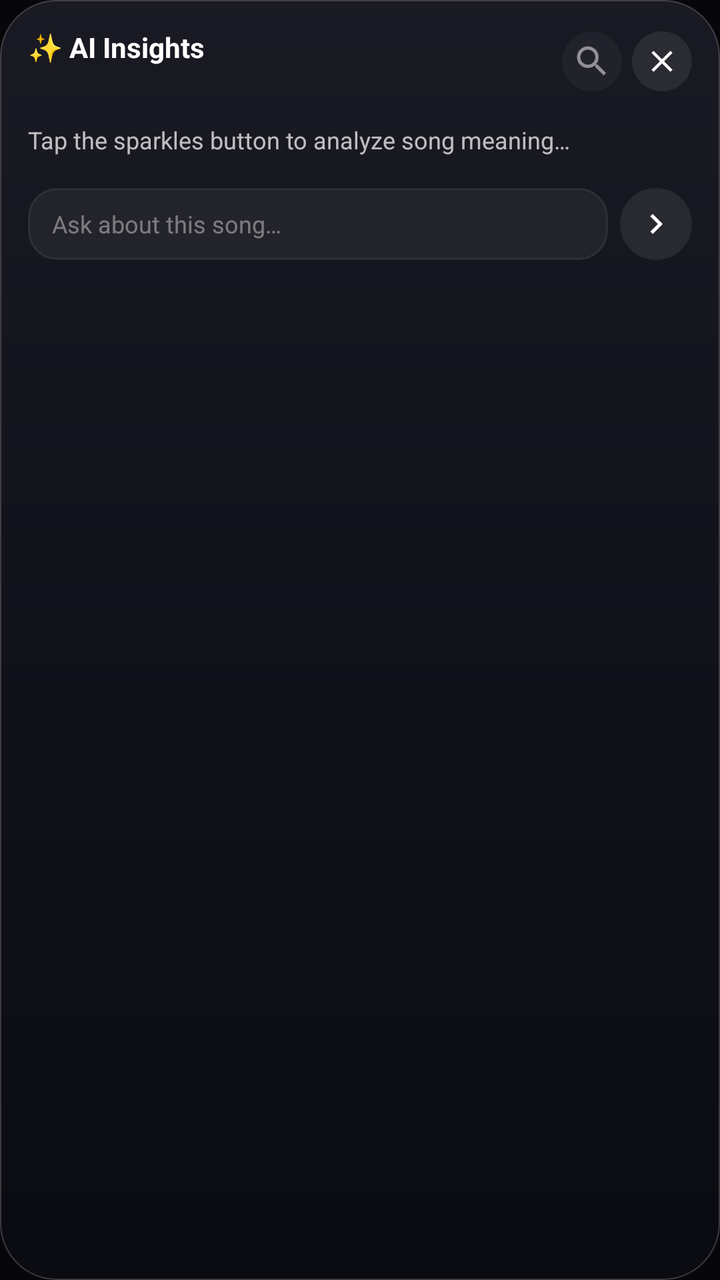
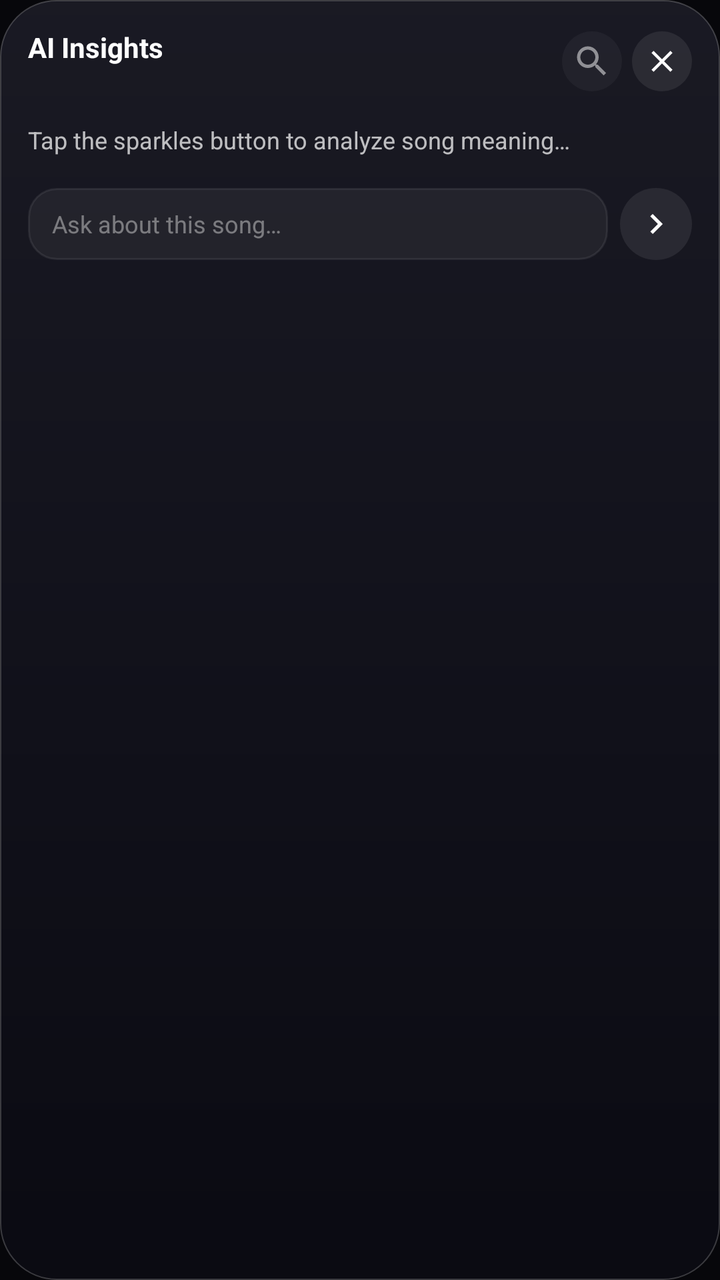

Screens rendered from an Android XML layout before and after an edit, with the pre-edit source and the edit as a unified diff.
<!-- AndroidManifest.xml: application theme Theme.LyricSync -->
<!-- res/layout/overlay_ai_sheet.xml -->
<?xml version="1.0" encoding="utf-8"?>
<LinearLayout xmlns:android="http://schemas.android.com/apk/res/android"
    xmlns:app="http://schemas.android.com/apk/res-auto"
    android:id="@+id/ai_sheet_root"
    android:layout_width="match_parent"
    android:layout_height="wrap_content"
    android:orientation="vertical"
    android:background="@drawable/overlay_bg_rounded"
    android:padding="14dp"
    android:layout_marginTop="6dp">

    
    <LinearLayout
        android:layout_width="match_parent"
        android:layout_height="wrap_content"
        android:orientation="horizontal"
        android:gravity="center_vertical"
        android:layout_marginBottom="8dp">

        <LinearLayout
            android:layout_width="0dp"
            android:layout_height="wrap_content"
            android:layout_weight="1"
            android:orientation="vertical">

            <TextView
                android:id="@+id/ai_sheet_title"
                android:layout_width="match_parent"
                android:layout_height="wrap_content"
                android:textColor="@color/text_primary"
                android:textSize="14sp"
                android:textStyle="bold"
                android:maxLines="1"
                android:ellipsize="end"
                android:text="✨ AI Insights" />

            <TextView
                android:id="@+id/ai_sheet_artist"
                android:layout_width="match_parent"
                android:layout_height="wrap_content"
                android:textColor="@color/text_secondary"
                android:textSize="11sp"
                android:maxLines="1"
                android:ellipsize="end" />
        </LinearLayout>

        <ImageView
            android:id="@+id/ai_web_search_chip"
            android:layout_width="30dp"
            android:layout_height="30dp"
            android:padding="5dp"
            android:background="@drawable/bg_icon_button"
            android:src="@drawable/ic_search"
            android:contentDescription="Toggle Web Search"
            android:alpha="0.5" />

        <ImageView
            android:id="@+id/ai_close_button"
            android:layout_width="30dp"
            android:layout_height="30dp"
            android:padding="6dp"
            android:layout_marginStart="5dp"
            android:background="@drawable/bg_icon_button"
            android:src="@drawable/ic_close"
            android:contentDescription="Close AI" />
    </LinearLayout>

    
    <TextView
        android:id="@+id/ai_mood_badge"
        android:layout_width="wrap_content"
        android:layout_height="wrap_content"
        android:paddingStart="12dp"
        android:paddingEnd="12dp"
        android:paddingTop="4dp"
        android:paddingBottom="4dp"
        android:textColor="#E0E0E0"
        android:textSize="11sp"
        android:textStyle="bold"
        android:background="@drawable/bg_pill_ok"
        android:visibility="gone" />

    
    <ScrollView
        android:layout_width="match_parent"
        android:layout_height="wrap_content"
        android:maxHeight="150dp"
        android:layout_marginTop="6dp"
        android:scrollbars="vertical"
        android:fadeScrollbars="true">

        <TextView
            android:id="@+id/ai_summary_text"
            android:layout_width="match_parent"
            android:layout_height="wrap_content"
            android:textColor="@color/text_secondary"
            android:textSize="12sp"
            android:lineSpacingExtra="3dp"
            android:text="Tap the sparkles button to analyze song meaning…" />
    </ScrollView>

    
    <HorizontalScrollView
        android:layout_width="match_parent"
        android:layout_height="wrap_content"
        android:scrollbars="none"
        android:overScrollMode="never"
        android:layout_marginTop="8dp">

        <LinearLayout
            android:id="@+id/ai_quick_chips_container"
            android:layout_width="wrap_content"
            android:layout_height="wrap_content"
            android:orientation="horizontal" />
    </HorizontalScrollView>

    
    <ScrollView
        android:id="@+id/ai_chat_scroll"
        android:layout_width="match_parent"
        android:layout_height="wrap_content"
        android:maxHeight="200dp"
        android:layout_marginTop="8dp"
        android:scrollbars="vertical"
        android:fadeScrollbars="true"
        android:visibility="gone">

        <LinearLayout
            android:id="@+id/ai_chat_messages"
            android:layout_width="match_parent"
            android:layout_height="wrap_content"
            android:orientation="vertical" />
    </ScrollView>

    
    <LinearLayout
        android:layout_width="match_parent"
        android:layout_height="wrap_content"
        android:orientation="horizontal"
        android:gravity="center_vertical"
        android:layout_marginTop="8dp">

        <EditText
            android:id="@+id/ai_chat_input"
            android:layout_width="0dp"
            android:layout_height="36dp"
            android:layout_weight="1"
            android:hint="Ask about this song…"
            android:textColorHint="@color/text_dim"
            android:textColor="@color/text_primary"
            android:textSize="12sp"
            android:paddingStart="12dp"
            android:paddingEnd="8dp"
            android:background="@drawable/bg_tip_box"
            android:inputType="text"
            android:imeOptions="actionSend"
            android:maxLines="1"
            android:singleLine="true" />

        <ImageView
            android:id="@+id/ai_chat_send"
            android:layout_width="36dp"
            android:layout_height="36dp"
            android:padding="8dp"
            android:layout_marginStart="6dp"
            android:background="@drawable/bg_icon_button"
            android:src="@drawable/ic_chevron_right"
            android:contentDescription="Send" />
    </LinearLayout>

    
    <TextView
        android:id="@+id/ai_quota_badge"
        android:layout_width="wrap_content"
        android:layout_height="wrap_content"
        android:layout_gravity="end"
        android:textColor="@color/text_dim"
        android:textSize="9sp"
        android:layout_marginTop="4dp"
        android:visibility="gone" />

</LinearLayout>
<!-- resources referenced by this layout -->
<resources>
  <color name="text_dim">#66FFFFFF</color>
  <color name="text_primary">#FFFFFFFF</color>
  <color name="text_secondary">#B8FFFFFF</color>
  <!-- drawable bg_icon_button (drawable) -->
  <?xml version="1.0" encoding="utf-8"?>
  <ripple xmlns:android="http://schemas.android.com/apk/res/android"
      android:color="#33FFFFFF">
      <item android:id="@android:id/mask">
          <shape android:shape="oval">
              <solid android:color="@color/white" />
          </shape>
      </item>
      <item>
          <shape android:shape="oval">
              <solid android:color="#14FFFFFF" />
          </shape>
      </item>
  </ripple>
  <!-- drawable bg_pill_ok (drawable) -->
  <?xml version="1.0" encoding="utf-8"?>
  <shape xmlns:android="http://schemas.android.com/apk/res/android"
      android:shape="rectangle">
      <corners android:radius="@dimen/pill_radius" />
      <solid android:color="@color/state_ok_soft" />
      <stroke android:width="1dp" android:color="#381ED760" />
  </shape>
  <!-- drawable bg_tip_box (drawable) -->
  <?xml version="1.0" encoding="utf-8"?>
  <shape xmlns:android="http://schemas.android.com/apk/res/android"
      android:shape="rectangle">
      <solid android:color="#0DFFFFFF" />
      <stroke
          android:width="1dp"
          android:color="@color/card_stroke" />
      <corners android:radius="14dp" />
  </shape>
  <!-- drawable ic_chevron_right (drawable) -->
  <?xml version="1.0" encoding="utf-8"?>
  <vector xmlns:android="http://schemas.android.com/apk/res/android"
      android:width="24dp"
      android:height="24dp"
      android:viewportWidth="24"
      android:viewportHeight="24">
      <path
          android:fillColor="#FFFFFF"
          android:pathData="M10,6L8.59,7.41 13.17,12l-4.58,4.59L10,18l6,-6z" />
  </vector>
  <!-- drawable ic_close (drawable) -->
  <?xml version="1.0" encoding="utf-8"?>
  <vector xmlns:android="http://schemas.android.com/apk/res/android"
      android:width="24dp"
      android:height="24dp"
      android:viewportWidth="24"
      android:viewportHeight="24">
      <path
          android:fillColor="#FFFFFF"
          android:pathData="M19,6.41L17.59,5 12,10.59 6.41,5 5,6.41 10.59,12 5,17.59 6.41,19 12,13.41 17.59,19 19,17.59 13.41,12z" />
  </vector>
  <!-- drawable ic_search (drawable) -->
  <?xml version="1.0" encoding="utf-8"?>
  <vector xmlns:android="http://schemas.android.com/apk/res/android"
      android:width="24dp"
      android:height="24dp"
      android:viewportWidth="24"
      android:viewportHeight="24">
      <path
          android:fillColor="#FFFFFF"
          android:pathData="M15.5,14h-0.79l-0.28,-0.27C15.41,12.59 16,11.11 16,9.5 16,5.91 13.09,3 9.5,3S3,5.91 3,9.5 5.91,16 9.5,16c1.61,0 3.09,-0.59 4.23,-1.57l0.27,0.28v0.79l5,4.99L20.49,19l-4.99,-5zM9.5,14C7.01,14 5,11.99 5,9.5S7.01,5 9.5,5 14,7.01 14,9.5 11.99,14 9.5,14z" />
  </vector>
  <!-- drawable overlay_bg_rounded (drawable) -->
  <?xml version="1.0" encoding="utf-8"?>
  <shape xmlns:android="http://schemas.android.com/apk/res/android"
      android:shape="rectangle">
      <gradient
          android:startColor="#F21A1A24"
          android:centerColor="#EE12121C"
          android:endColor="#F20A0A12"
          android:angle="270" />
      <corners android:radius="28dp" />
      <stroke android:width="0.75dp" android:color="#33FFFFFF" />
  </shape>
  <color name="white">#FFFFFFFF</color>
  <dimen name="pill_radius">100dp</dimen>
  <color name="state_ok_soft">#241ED760</color>
  <color name="card_stroke">#14FFFFFF</color>
  <color name="accent">#FF1ED760</color>
  <color name="accent_dark">#FF17B34E</color>
  <color name="black">#FF000000</color>
  <color name="background_primary">#FF07070B</color>
  <!-- unchanged entries left out for length: 1 -->
</resources>

<!-- the commit's change to res/layout/overlay_ai_sheet.xml (unified diff, before → after) -->
@@ -32,7 +32,7 @@
                 android:textStyle="bold"
                 android:maxLines="1"
                 android:ellipsize="end"
-                android:text="✨ AI Insights" />
+                android:text="@string/ai_insights_title" />
 
             <TextView
                 android:id="@+id/ai_sheet_artist"
<!-- resource entries referenced after the edit -->
@@ -81,6 +81,7 @@
       <corners android:radius="28dp" />
       <stroke android:width="0.75dp" android:color="#33FFFFFF" />
   </shape>
+  <string name="ai_insights_title">AI Insights</string>
   <color name="white">#FFFFFFFF</color>
   <dimen name="pill_radius">100dp</dimen>
   <color name="state_ok_soft">#241ED760</color>
